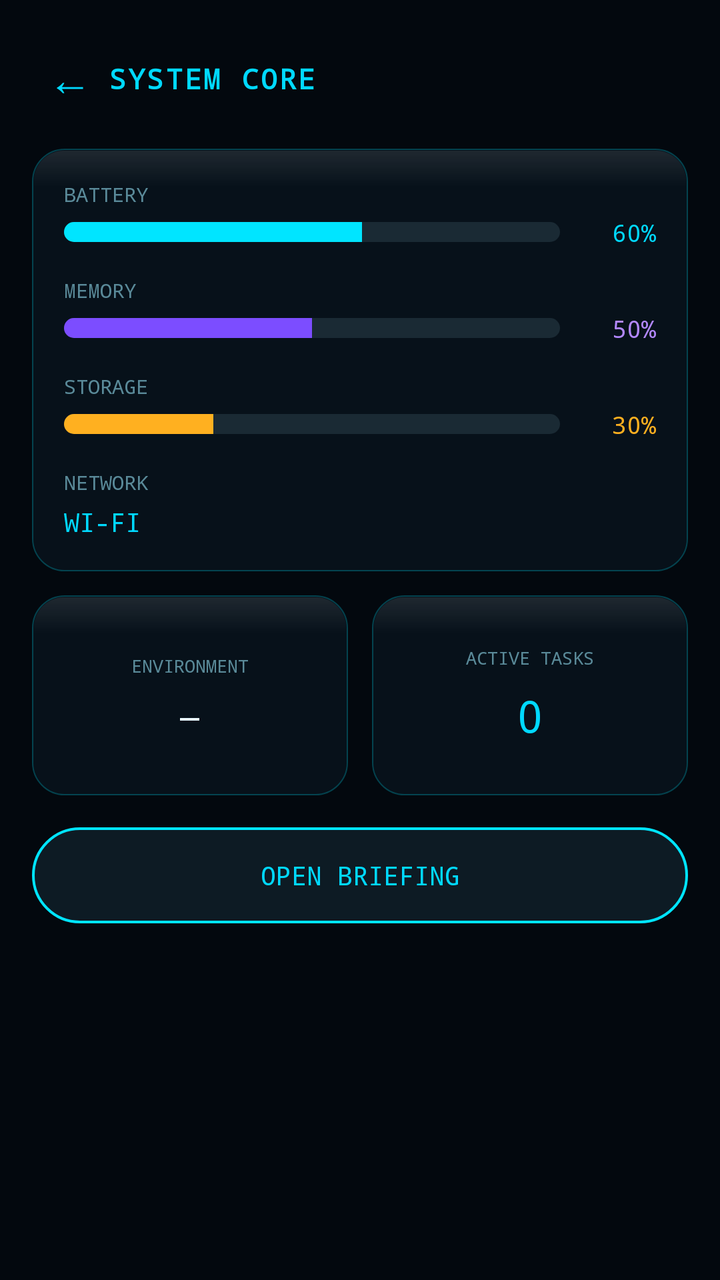
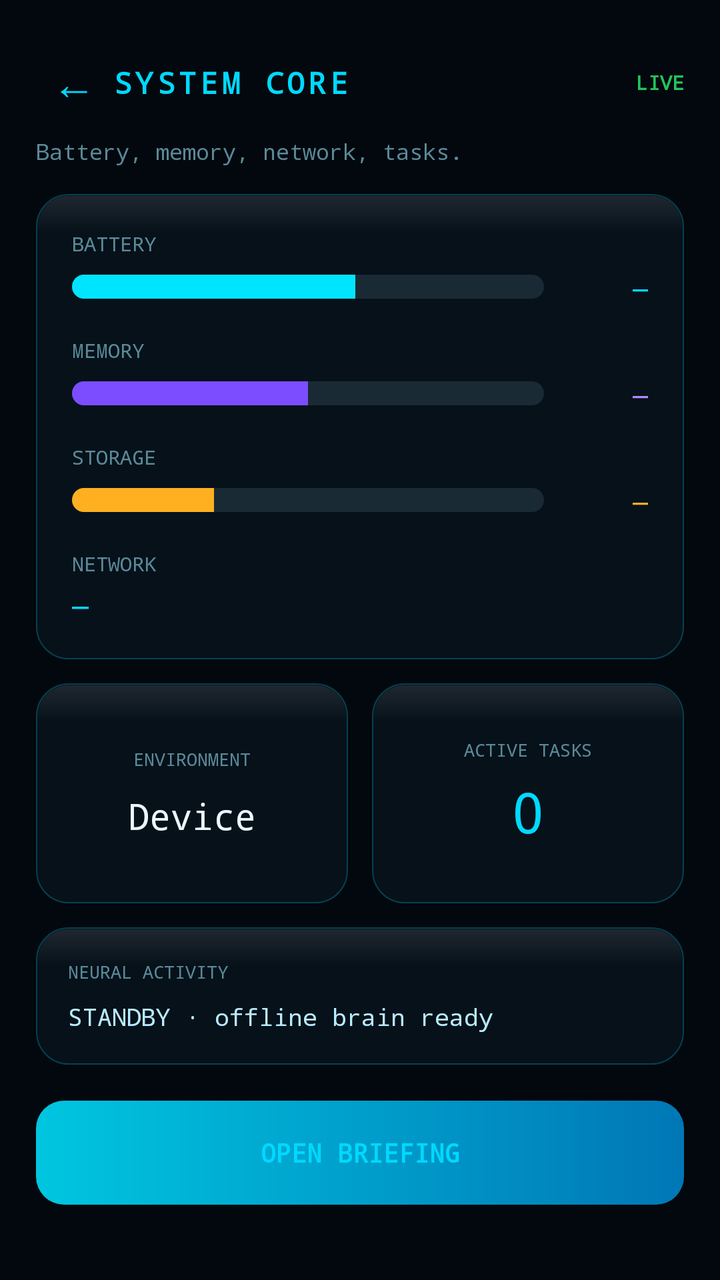

The first picture is an Android layout as it rendered before a commit; the second is the same layout after the commit. The layout source and the unified diff follow.
<!-- AndroidManifest.xml: activity theme Theme.Jarvis -->
<!-- res/layout/activity_system_core.xml -->
<?xml version="1.0" encoding="utf-8"?>
<ScrollView xmlns:android="http://schemas.android.com/apk/res/android"
    android:layout_width="match_parent"
    android:layout_height="match_parent"
    android:background="#03080E"
    android:fillViewport="true">

    <LinearLayout
        android:layout_width="match_parent"
        android:layout_height="wrap_content"
        android:orientation="vertical"
        android:padding="16dp">

        <LinearLayout
            android:layout_width="match_parent"
            android:layout_height="wrap_content"
            android:orientation="horizontal"
            android:gravity="center_vertical">
            <TextView android:id="@+id/btnCoreBack"
                android:layout_width="wrap_content" android:layout_height="wrap_content"
                android:text="←" android:textColor="#00D9FF" android:textSize="22sp"
                android:padding="8dp" />
            <TextView
                android:layout_width="0dp" android:layout_height="wrap_content"
                android:layout_weight="1"
                android:text="SYSTEM CORE"
                android:textColor="#00D9FF" android:textSize="14sp"
                android:textStyle="bold" android:fontFamily="monospace"
                android:letterSpacing="0.08" />
        </LinearLayout>

        <LinearLayout
            android:layout_width="match_parent"
            android:layout_height="wrap_content"
            android:orientation="vertical"
            android:background="@drawable/bg_glass_card"
            android:padding="16dp"
            android:layout_marginTop="12dp">

            <TextView android:layout_width="wrap_content" android:layout_height="wrap_content"
                android:text="BATTERY" android:textColor="#5A8A99" android:textSize="10sp" android:fontFamily="monospace" />
            <LinearLayout android:layout_width="match_parent" android:layout_height="wrap_content"
                android:orientation="horizontal" android:gravity="center_vertical" android:layout_marginTop="4dp">
                <ProgressBar android:id="@+id/barBattery" style="?android:attr/progressBarStyleHorizontal"
                    android:layout_width="0dp" android:layout_height="10dp" android:layout_weight="1"
                    android:max="100" android:progress="60"
                    android:progressDrawable="@drawable/progress_cyan" />
                <TextView android:id="@+id/txtBatteryPct" android:layout_width="48dp" android:layout_height="wrap_content"
                    android:gravity="end" android:text="60%" android:textColor="#00D9FF" android:textSize="12sp" android:fontFamily="monospace" />
            </LinearLayout>

            <TextView android:layout_width="wrap_content" android:layout_height="wrap_content"
                android:text="MEMORY" android:textColor="#5A8A99" android:textSize="10sp" android:fontFamily="monospace"
                android:layout_marginTop="14dp" />
            <LinearLayout android:layout_width="match_parent" android:layout_height="wrap_content"
                android:orientation="horizontal" android:gravity="center_vertical" android:layout_marginTop="4dp">
                <ProgressBar android:id="@+id/barMemory" style="?android:attr/progressBarStyleHorizontal"
                    android:layout_width="0dp" android:layout_height="10dp" android:layout_weight="1"
                    android:max="100" android:progress="50"
                    android:progressDrawable="@drawable/progress_purple" />
                <TextView android:id="@+id/txtMemoryPct" android:layout_width="48dp" android:layout_height="wrap_content"
                    android:gravity="end" android:text="50%" android:textColor="#B388FF" android:textSize="12sp" android:fontFamily="monospace" />
            </LinearLayout>

            <TextView android:layout_width="wrap_content" android:layout_height="wrap_content"
                android:text="STORAGE" android:textColor="#5A8A99" android:textSize="10sp" android:fontFamily="monospace"
                android:layout_marginTop="14dp" />
            <LinearLayout android:layout_width="match_parent" android:layout_height="wrap_content"
                android:orientation="horizontal" android:gravity="center_vertical" android:layout_marginTop="4dp">
                <ProgressBar android:id="@+id/barStorage" style="?android:attr/progressBarStyleHorizontal"
                    android:layout_width="0dp" android:layout_height="10dp" android:layout_weight="1"
                    android:max="100" android:progress="30"
                    android:progressDrawable="@drawable/progress_amber" />
                <TextView android:id="@+id/txtStoragePct" android:layout_width="48dp" android:layout_height="wrap_content"
                    android:gravity="end" android:text="30%" android:textColor="#FFB020" android:textSize="12sp" android:fontFamily="monospace" />
            </LinearLayout>

            <TextView android:layout_width="wrap_content" android:layout_height="wrap_content"
                android:text="NETWORK" android:textColor="#5A8A99" android:textSize="10sp" android:fontFamily="monospace"
                android:layout_marginTop="14dp" />
            <TextView android:id="@+id/txtNetworkStatus" android:layout_width="match_parent" android:layout_height="wrap_content"
                android:text="WI-FI" android:textColor="#00D9FF" android:textSize="13sp" android:fontFamily="monospace"
                android:layout_marginTop="4dp" />
        </LinearLayout>

        <LinearLayout
            android:layout_width="match_parent"
            android:layout_height="wrap_content"
            android:orientation="horizontal"
            android:layout_marginTop="12dp">

            <LinearLayout android:layout_width="0dp" android:layout_height="100dp" android:layout_weight="1"
                android:orientation="vertical" android:background="@drawable/bg_glass_card"
                android:padding="12dp" android:layout_marginEnd="6dp" android:gravity="center">
                <TextView android:layout_width="wrap_content" android:layout_height="wrap_content"
                    android:text="ENVIRONMENT" android:textColor="#5A8A99" android:textSize="9sp" android:fontFamily="monospace" />
                <TextView android:id="@+id/txtEnvironment" android:layout_width="wrap_content" android:layout_height="wrap_content"
                    android:text="—" android:textColor="#E8F9FF" android:textSize="16sp" android:fontFamily="monospace"
                    android:layout_marginTop="8dp" />
            </LinearLayout>

            <LinearLayout android:layout_width="0dp" android:layout_height="100dp" android:layout_weight="1"
                android:orientation="vertical" android:background="@drawable/bg_glass_card"
                android:padding="12dp" android:layout_marginStart="6dp" android:gravity="center">
                <TextView android:layout_width="wrap_content" android:layout_height="wrap_content"
                    android:text="ACTIVE TASKS" android:textColor="#5A8A99" android:textSize="9sp" android:fontFamily="monospace" />
                <TextView android:id="@+id/txtActiveTasks" android:layout_width="wrap_content" android:layout_height="wrap_content"
                    android:text="0" android:textColor="#00D9FF" android:textSize="22sp" android:fontFamily="monospace"
                    android:layout_marginTop="8dp" />
            </LinearLayout>
        </LinearLayout>

        <TextView android:id="@+id/btnCoreBriefing"
            android:layout_width="match_parent" android:layout_height="48dp"
            android:layout_marginTop="16dp"
            android:background="@drawable/bg_talk_button"
            android:gravity="center"
            android:text="OPEN BRIEFING"
            android:textColor="#00D9FF" android:textSize="13sp" android:fontFamily="monospace" />
    </LinearLayout>
</ScrollView>
<!-- resources referenced by this layout -->
<resources>
  <!-- drawable bg_glass_card (drawable) -->
  <?xml version="1.0" encoding="utf-8"?>
  <layer-list xmlns:android="http://schemas.android.com/apk/res/android">
      <item>
          <shape android:shape="rectangle">
              <solid android:color="#AA0A1520" />
              <stroke android:width="0.8dp" android:color="#4000E5FF" />
              <corners android:radius="16dp" />
          </shape>
      </item>
      <item android:gravity="top" android:height="18dp" android:left="1dp" android:right="1dp" android:top="1dp">
          <shape android:shape="rectangle">
              <gradient android:angle="270" android:startColor="#18FFFFFF" android:endColor="#00FFFFFF" />
              <corners android:topLeftRadius="15dp" android:topRightRadius="15dp" />
          </shape>
      </item>
  </layer-list>
  <!-- drawable bg_talk_button (drawable) -->
  <?xml version="1.0" encoding="utf-8"?>
  <shape xmlns:android="http://schemas.android.com/apk/res/android" android:shape="rectangle">
      <solid android:color="#0D1B24" />
      <stroke android:width="1.2dp" android:color="#00E5FF" />
      <corners android:radius="28dp" />
  </shape>
  <!-- drawable progress_amber (drawable) -->
  <?xml version="1.0" encoding="utf-8"?>
  <layer-list xmlns:android="http://schemas.android.com/apk/res/android">
      <item android:id="@android:id/background">
          <shape><solid android:color="#1A2A34"/><corners android:radius="6dp"/></shape>
      </item>
      <item android:id="@android:id/progress">
          <clip>
              <shape><solid android:color="#FFB020"/><corners android:radius="6dp"/></shape>
          </clip>
      </item>
  </layer-list>
  <!-- drawable progress_cyan (drawable) -->
  <?xml version="1.0" encoding="utf-8"?>
  <layer-list xmlns:android="http://schemas.android.com/apk/res/android">
      <item android:id="@android:id/background">
          <shape><solid android:color="#1A2A34"/><corners android:radius="6dp"/></shape>
      </item>
      <item android:id="@android:id/progress">
          <clip>
              <shape><solid android:color="#00E5FF"/><corners android:radius="6dp"/></shape>
          </clip>
      </item>
  </layer-list>
  <!-- drawable progress_purple (drawable) -->
  <?xml version="1.0" encoding="utf-8"?>
  <layer-list xmlns:android="http://schemas.android.com/apk/res/android">
      <item android:id="@android:id/background">
          <shape><solid android:color="#1A2A34"/><corners android:radius="6dp"/></shape>
      </item>
      <item android:id="@android:id/progress">
          <clip>
              <shape><solid android:color="#7C4DFF"/><corners android:radius="6dp"/></shape>
          </clip>
      </item>
  </layer-list>
  <style name="Theme.Jarvis" parent="Theme.AppCompat.NoActionBar">
          <item name="android:statusBarColor">#03080E</item>
          <item name="android:navigationBarColor">#03080E</item>
          <item name="android:windowBackground">#03080E</item>
          <item name="android:windowDrawsSystemBarBackgrounds">true</item>
          <item name="android:windowLightStatusBar">false</item>
          <item name="android:windowTranslucentStatus">false</item>
          <item name="android:windowTranslucentNavigation">false</item>
  
          <item name="colorPrimary">#00D9FF</item>
          <item name="colorPrimaryDark">#03080E</item>
          <item name="colorAccent">#FFAA00</item>
  
          <item name="android:colorBackground">#03080E</item>
          <item name="android:textColorPrimary">#B8ECFF</item>
          <item name="android:textColorSecondary">#5A8A99</item>
      </style>
</resources>

<!-- the commit's change to res/layout/activity_system_core.xml (unified diff, before → after) -->
@@ -9,26 +9,131 @@
         android:layout_width="match_parent"
         android:layout_height="wrap_content"
         android:orientation="vertical"
-        android:padding="16dp">
+        android:padding="18dp">
 
         <LinearLayout
             android:layout_width="match_parent"
             android:layout_height="wrap_content"
             android:orientation="horizontal"
             android:gravity="center_vertical">
-            <TextView android:id="@+id/btnCoreBack"
-                android:layout_width="wrap_content" android:layout_height="wrap_content"
-                android:text="←" android:textColor="#00D9FF" android:textSize="22sp"
+            <TextView
+                android:id="@+id/btnCoreBack"
+                android:layout_width="wrap_content"
+                android:layout_height="wrap_content"
+                android:text="←"
+                android:textColor="#00D9FF"
+                android:textSize="22sp"
                 android:padding="8dp" />
             <TextView
-                android:layout_width="0dp" android:layout_height="wrap_content"
+                android:layout_width="0dp"
+                android:layout_height="wrap_content"
                 android:layout_weight="1"
                 android:text="SYSTEM CORE"
-                android:textColor="#00D9FF" android:textSize="14sp"
-                android:textStyle="bold" android:fontFamily="monospace"
-                android:letterSpacing="0.08" />
+                android:textColor="#00D9FF"
+                android:textSize="15sp"
+                android:textStyle="bold"
+                android:fontFamily="monospace"
+                android:letterSpacing="0.12" />
+            <TextView
+                android:layout_width="wrap_content"
+                android:layout_height="wrap_content"
+                android:text="LIVE"
+                android:textColor="#22C55E"
+                android:textSize="10sp"
+                android:fontFamily="monospace"
+                android:textStyle="bold" />
         </LinearLayout>
 
+        <TextView
+            android:layout_width="match_parent"
+            android:layout_height="wrap_content"
+            android:layout_marginTop="4dp"
+            android:text="Battery, memory, network, tasks."
+            android:textColor="#5A8A99"
+            android:textSize="11sp"
+            android:fontFamily="monospace" />
+
+        
+        <LinearLayout
+            android:layout_width="match_parent"
+            android:layout_height="wrap_content"
+            android:orientation="vertical"
+            android:background="@drawable/bg_glass_card"
+            android:padding="18dp"
+            android:layout_marginTop="14dp">
+
+            <TextView android:layout_width="wrap_content" android:layout_height="wrap_content"
+                android:text="BATTERY" android:textColor="#5A8A99" android:textSize="10sp" android:fontFamily="monospace" />
+            <LinearLayout android:layout_width="match_parent" android:layout_height="wrap_content"
+                android:orientation="horizontal" android:gravity="center_vertical" android:layout_marginTop="6dp">
+                <ProgressBar android:id="@+id/barBattery" style="?android:attr/progressBarStyleHorizontal"
+                    android:layout_width="0dp" android:layout_height="12dp" android:layout_weight="1"
+                    android:max="100" android:progress="60" android:progressDrawable="@drawable/progress_cyan" />
+                <TextView android:id="@+id/txtBatteryPct" android:layout_width="52dp" android:layout_height="wrap_content"
+                    android:gravity="end" android:text="—" android:textColor="#00D9FF" android:textSize="13sp" android:fontFamily="monospace" />
+            </LinearLayout>
+
+            <TextView android:layout_width="wrap_content" android:layout_height="wrap_content"
+                android:text="MEMORY" android:textColor="#5A8A99" android:textSize="10sp" android:fontFamily="monospace"
+                android:layout_marginTop="16dp" />
+            <LinearLayout android:layout_width="match_parent" android:layout_height="wrap_content"
+                android:orientation="horizontal" android:gravity="center_vertical" android:layout_marginTop="6dp">
+                <ProgressBar android:id="@+id/barMemory" style="?android:attr/progressBarStyleHorizontal"
+                    android:layout_width="0dp" android:layout_height="12dp" android:layout_weight="1"
+                    android:max="100" android:progress="50" android:progressDrawable="@drawable/progress_purple" />
+                <TextView android:id="@+id/txtMemoryPct" android:layout_width="52dp" android:layout_height="wrap_content"
+                    android:gravity="end" android:text="—" android:textColor="#B388FF" android:textSize="13sp" android:fontFamily="monospace" />
+            </LinearLayout>
+
+            <TextView android:layout_width="wrap_content" android:layout_height="wrap_content"
+                android:text="STORAGE" android:textColor="#5A8A99" android:textSize="10sp" android:fontFamily="monospace"
+                android:layout_marginTop="16dp" />
+            <LinearLayout android:layout_width="match_parent" android:layout_height="wrap_content"
+                android:orientation="horizontal" android:gravity="center_vertical" android:layout_marginTop="6dp">
+                <ProgressBar android:id="@+id/barStorage" style="?android:attr/progressBarStyleHorizontal"
+                    android:layout_width="0dp" android:layout_height="12dp" android:layout_weight="1"
+                    android:max="100" android:progress="30" android:progressDrawable="@drawable/progress_amber" />
+                <TextView android:id="@+id/txtStoragePct" android:layout_width="52dp" android:layout_height="wrap_content"
+                    android:gravity="end" android:text="—" android:textColor="#FFB020" android:textSize="13sp" android:fontFamily="monospace" />
+            </LinearLayout>
+
+            <TextView android:layout_width="wrap_content" android:layout_height="wrap_content"
+                android:text="NETWORK" android:textColor="#5A8A99" android:textSize="10sp" android:fontFamily="monospace"
+                android:layout_marginTop="16dp" />
+            <TextView android:id="@+id/txtNetworkStatus" android:layout_width="match_parent" android:layout_height="wrap_content"
+                android:text="—" android:textColor="#00D9FF" android:textSize="14sp" android:fontFamily="monospace"
+                android:layout_marginTop="4dp" />
+        </LinearLayout>
+
+        
+        <LinearLayout
+            android:layout_width="match_parent"
+            android:layout_height="wrap_content"
+            android:orientation="horizontal"
+            android:layout_marginTop="12dp">
+
+            <LinearLayout android:layout_width="0dp" android:layout_height="110dp" android:layout_weight="1"
+                android:orientation="vertical" android:background="@drawable/bg_glass_card"
+                android:padding="14dp" android:layout_marginEnd="6dp" android:gravity="center">
+                <TextView android:layout_width="wrap_content" android:layout_height="wrap_content"
+                    android:text="ENVIRONMENT" android:textColor="#5A8A99" android:textSize="9sp" android:fontFamily="monospace" />
+                <TextView android:id="@+id/txtEnvironment" android:layout_width="wrap_content" android:layout_height="wrap_content"
+                    android:text="Device" android:textColor="#E8F9FF" android:textSize="18sp" android:fontFamily="monospace"
+                    android:layout_marginTop="10dp" />
+            </LinearLayout>
+
+            <LinearLayout android:layout_width="0dp" android:layout_height="110dp" android:layout_weight="1"
+                android:orientation="vertical" android:background="@drawable/bg_glass_card"
+                android:padding="14dp" android:layout_marginStart="6dp" android:gravity="center">
+                <TextView android:layout_width="wrap_content" android:layout_height="wrap_content"
+                    android:text="ACTIVE TASKS" android:textColor="#5A8A99" android:textSize="9sp" android:fontFamily="monospace" />
+                <TextView android:id="@+id/txtActiveTasks" android:layout_width="wrap_content" android:layout_height="wrap_content"
+                    android:text="0" android:textColor="#00D9FF" android:textSize="28sp" android:fontFamily="monospace"
+                    android:layout_marginTop="6dp" />
+            </LinearLayout>
+        </LinearLayout>
+
+        
         <LinearLayout
             android:layout_width="match_parent"
             android:layout_height="wrap_content"
@@ -36,86 +141,26 @@
             android:background="@drawable/bg_glass_card"
             android:padding="16dp"
             android:layout_marginTop="12dp">
-
             <TextView android:layout_width="wrap_content" android:layout_height="wrap_content"
-                android:text="BATTERY" android:textColor="#5A8A99" android:textSize="10sp" android:fontFamily="monospace" />
-            <LinearLayout android:layout_width="match_parent" android:layout_height="wrap_content"
-                android:orientation="horizontal" android:gravity="center_vertical" android:layout_marginTop="4dp">
-                <ProgressBar android:id="@+id/barBattery" style="?android:attr/progressBarStyleHorizontal"
-                    android:layout_width="0dp" android:layout_height="10dp" android:layout_weight="1"
-                    android:max="100" android:progress="60"
-                    android:progressDrawable="@drawable/progress_cyan" />
-                <TextView android:id="@+id/txtBatteryPct" android:layout_width="48dp" android:layout_height="wrap_content"
-                    android:gravity="end" android:text="60%" android:textColor="#00D9FF" android:textSize="12sp" android:fontFamily="monospace" />
-            </LinearLayout>
-
-            <TextView android:layout_width="wrap_content" android:layout_height="wrap_content"
-                android:text="MEMORY" android:textColor="#5A8A99" android:textSize="10sp" android:fontFamily="monospace"
-                android:layout_marginTop="14dp" />
-            <LinearLayout android:layout_width="match_parent" android:layout_height="wrap_content"
-                android:orientation="horizontal" android:gravity="center_vertical" android:layout_marginTop="4dp">
-                <ProgressBar android:id="@+id/barMemory" style="?android:attr/progressBarStyleHorizontal"
-                    android:layout_width="0dp" android:layout_height="10dp" android:layout_weight="1"
-                    android:max="100" android:progress="50"
-                    android:progressDrawable="@drawable/progress_purple" />
-                <TextView android:id="@+id/txtMemoryPct" android:layout_width="48dp" android:layout_height="wrap_content"
-                    android:gravity="end" android:text="50%" android:textColor="#B388FF" android:textSize="12sp" android:fontFamily="monospace" />
-            </LinearLayout>
-
-            <TextView android:layout_width="wrap_content" android:layout_height="wrap_content"
-                android:text="STORAGE" android:textColor="#5A8A99" android:textSize="10sp" android:fontFamily="monospace"
-                android:layout_marginTop="14dp" />
-            <LinearLayout android:layout_width="match_parent" android:layout_height="wrap_content"
-                android:orientation="horizontal" android:gravity="center_vertical" android:layout_marginTop="4dp">
-                <ProgressBar android:id="@+id/barStorage" style="?android:attr/progressBarStyleHorizontal"
-                    android:layout_width="0dp" android:layout_height="10dp" android:layout_weight="1"
-                    android:max="100" android:progress="30"
-                    android:progressDrawable="@drawable/progress_amber" />
-                <TextView android:id="@+id/txtStoragePct" android:layout_width="48dp" android:layout_height="wrap_content"
-                    android:gravity="end" android:text="30%" android:textColor="#FFB020" android:textSize="12sp" android:fontFamily="monospace" />
-            </LinearLayout>
-
-            <TextView android:layout_width="wrap_content" android:layout_height="wrap_content"
-                android:text="NETWORK" android:textColor="#5A8A99" android:textSize="10sp" android:fontFamily="monospace"
-                android:layout_marginTop="14dp" />
-            <TextView android:id="@+id/txtNetworkStatus" android:layout_width="match_parent" android:layout_height="wrap_content"
-                android:text="WI-FI" android:textColor="#00D9FF" android:textSize="13sp" android:fontFamily="monospace"
-                android:layout_marginTop="4dp" />
+                android:text="NEURAL ACTIVITY" android:textColor="#5A8A99" android:textSize="9sp" android:fontFamily="monospace" />
+            <TextView android:id="@+id/txtNeuralStatus" android:layout_width="match_parent" android:layout_height="wrap_content"
+                android:layout_marginTop="8dp"
+                android:text="STANDBY · offline brain ready"
+                android:textColor="#B8ECFF" android:textSize="12sp" android:fontFamily="monospace" />
         </LinearLayout>
 
-        <LinearLayout
+        <TextView
+            android:id="@+id/btnCoreBriefing"
             android:layout_width="match_parent"
-            android:layout_height="wrap_content"
-            android:orientation="horizontal"
-            android:layout_marginTop="12dp">
-
-            <LinearLayout android:layout_width="0dp" android:layout_height="100dp" android:layout_weight="1"
-                android:orientation="vertical" android:background="@drawable/bg_glass_card"
-                android:padding="12dp" android:layout_marginEnd="6dp" android:gravity="center">
-                <TextView android:layout_width="wrap_content" android:layout_height="wrap_content"
-                    android:text="ENVIRONMENT" android:textColor="#5A8A99" android:textSize="9sp" android:fontFamily="monospace" />
-                <TextView android:id="@+id/txtEnvironment" android:layout_width="wrap_content" android:layout_height="wrap_content"
-                    android:text="—" android:textColor="#E8F9FF" android:textSize="16sp" android:fontFamily="monospace"
-                    android:layout_marginTop="8dp" />
-            </LinearLayout>
-
-            <LinearLayout android:layout_width="0dp" android:layout_height="100dp" android:layout_weight="1"
-                android:orientation="vertical" android:background="@drawable/bg_glass_card"
-                android:padding="12dp" android:layout_marginStart="6dp" android:gravity="center">
-                <TextView android:layout_width="wrap_content" android:layout_height="wrap_content"
-                    android:text="ACTIVE TASKS" android:textColor="#5A8A99" android:textSize="9sp" android:fontFamily="monospace" />
-                <TextView android:id="@+id/txtActiveTasks" android:layout_width="wrap_content" android:layout_height="wrap_content"
-                    android:text="0" android:textColor="#00D9FF" android:textSize="22sp" android:fontFamily="monospace"
-                    android:layout_marginTop="8dp" />
-            </LinearLayout>
-        </LinearLayout>
-
-        <TextView android:id="@+id/btnCoreBriefing"
-            android:layout_width="match_parent" android:layout_height="48dp"
-            android:layout_marginTop="16dp"
-            android:background="@drawable/bg_talk_button"
+            android:layout_height="52dp"
+            android:layout_marginTop="18dp"
             android:gravity="center"
             android:text="OPEN BRIEFING"
-            android:textColor="#00D9FF" android:textSize="13sp" android:fontFamily="monospace" />
+            android:textColor="#00D9FF"
+            android:textSize="13sp"
+            android:fontFamily="monospace"
+            android:textStyle="bold"
+            android:background="@drawable/bg_jg_button"
+            android:textAllCaps="false" />
     </LinearLayout>
 </ScrollView>
<!-- resource entries referenced after the edit -->
@@ -17,12 +17,11 @@
           </shape>
       </item>
   </layer-list>
-  <!-- drawable bg_talk_button (drawable) -->
+  <!-- drawable bg_jg_button (drawable) -->
   <?xml version="1.0" encoding="utf-8"?>
   <shape xmlns:android="http://schemas.android.com/apk/res/android" android:shape="rectangle">
-      <solid android:color="#0D1B24" />
-      <stroke android:width="1.2dp" android:color="#00E5FF" />
-      <corners android:radius="28dp" />
+      <gradient android:startColor="#00C6E0" android:endColor="#0077B6" android:angle="0"/>
+      <corners android:radius="14dp"/>
   </shape>
   <!-- drawable progress_amber (drawable) -->
   <?xml version="1.0" encoding="utf-8"?>
